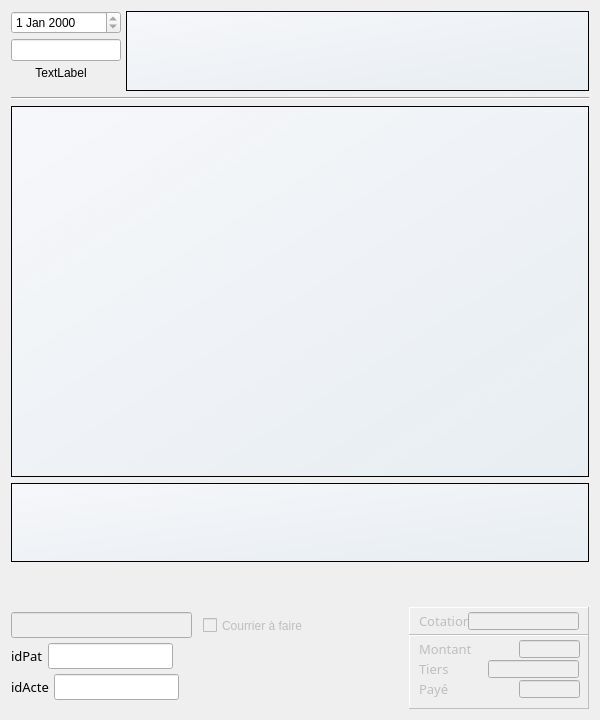
Before: the Qt Designer form dlg_actesprecedents.ui in ukinoki/Rufus, drawn with Qt 5.
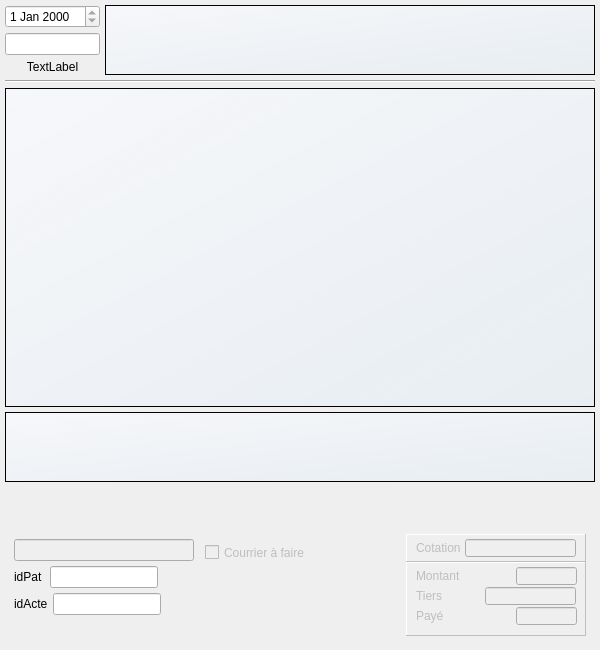
After: the same form once the commit is applied. Icons and pictures are not drawn. Custom widgets are drawn as their Qt base class.

Diff of the .ui file:
```diff
--- a/dlg_actesprecedents.ui
+++ b/dlg_actesprecedents.ui
@@ -7,7 +7,7 @@
     <x>0</x>
     <y>0</y>
     <width>600</width>
-    <height>720</height>
+    <height>650</height>
    </rect>
   </property>
   <property name="sizePolicy">
@@ -31,9 +31,24 @@
   <property name="windowTitle">
    <string>Dialog</string>
   </property>
-  <layout class="QVBoxLayout" name="verticalLayout_5" stretch="3,1,14,3,1,3">
+  <layout class="QVBoxLayout" name="verticalLayout_5" stretch="1,1,28,6,1,1">
+   <property name="spacing">
+    <number>5</number>
+   </property>
+   <property name="leftMargin">
+    <number>5</number>
+   </property>
+   <property name="topMargin">
+    <number>5</number>
+   </property>
+   <property name="rightMargin">
+    <number>5</number>
+   </property>
+   <property name="bottomMargin">
+    <number>5</number>
+   </property>
    <item>
-    <layout class="QHBoxLayout" name="horizontalLayout" stretch="2,8">
+    <layout class="QHBoxLayout" name="horizontalLayout" stretch="1,20">
      <property name="spacing">
       <number>5</number>
      </property>
@@ -435,7 +450,8 @@
     </layout>
    </item>
    <item>
-    <layout class="QHBoxLayout" name="horizontalLayout_6">
+    <widget class="QWidget" name="RenseignementsWidget" native="true">
+     <layout class="QHBoxLayout" name="ResumeLayout" stretch="1,1,20,1">
      <item>
       <layout class="QVBoxLayout" name="verticalLayout_3">
        <property name="spacing">
@@ -464,12 +480,6 @@
            <height>0</height>
           </size>
          </property>
-         <property name="font">
-          <font>
-           <family>Bangla Sangam MN</family>
-           <pointsize>10</pointsize>
-          </font>
-         </property>
          <property name="focusPolicy">
           <enum>Qt::NoFocus</enum>
          </property>
@@ -497,12 +507,6 @@
              <height>20</height>
             </size>
            </property>
-           <property name="font">
-            <font>
-             <family>Bangla Sangam MN</family>
-             <pointsize>10</pointsize>
-            </font>
-           </property>
            <property name="contextMenuPolicy">
             <enum>Qt::NoContextMenu</enum>
            </property>
@@ -513,12 +517,6 @@
          </item>
          <item>
           <widget class="QLineEdit" name="idPatientlineEdit">
-           <property name="font">
-            <font>
-             <family>Bangla Sangam MN</family>
-             <pointsize>10</pointsize>
-            </font>
-           </property>
            <property name="focusPolicy">
             <enum>Qt::NoFocus</enum>
            </property>
@@ -558,12 +556,6 @@
              <height>20</height>
             </size>
            </property>
-           <property name="font">
-            <font>
-             <family>Bangla Sangam MN</family>
-             <pointsize>10</pointsize>
-            </font>
-           </property>
            <property name="contextMenuPolicy">
             <enum>Qt::NoContextMenu</enum>
            </property>
@@ -574,12 +566,6 @@
          </item>
          <item>
           <widget class="QLineEdit" name="idActelineEdit">
-           <property name="font">
-            <font>
-             <family>Bangla Sangam MN</family>
-             <pointsize>10</pointsize>
-            </font>
-           </property>
            <property name="focusPolicy">
             <enum>Qt::NoFocus</enum>
            </property>
@@ -743,12 +729,6 @@
               <height>28</height>
              </size>
             </property>
-            <property name="font">
-             <font>
-              <family>Bangla Sangam MN</family>
-              <pointsize>10</pointsize>
-             </font>
-            </property>
             <property name="contextMenuPolicy">
              <enum>Qt::NoContextMenu</enum>
             </property>
@@ -767,12 +747,6 @@
                <height>18</height>
               </rect>
              </property>
-             <property name="font">
-              <font>
-               <family>Bangla Sangam MN</family>
-               <pointsize>10</pointsize>
-              </font>
-             </property>
              <property name="contextMenuPolicy">
               <enum>Qt::NoContextMenu</enum>
              </property>
@@ -789,12 +763,6 @@
                <height>18</height>
               </rect>
              </property>
-             <property name="font">
-              <font>
-               <family>Bangla Sangam MN</family>
-               <pointsize>10</pointsize>
-              </font>
-             </property>
              <property name="focusPolicy">
               <enum>Qt::NoFocus</enum>
              </property>
@@ -824,12 +792,6 @@
               <height>74</height>
              </size>
             </property>
-            <property name="font">
-             <font>
-              <family>Bangla Sangam MN</family>
-              <pointsize>10</pointsize>
-             </font>
-            </property>
             <property name="contextMenuPolicy">
              <enum>Qt::NoContextMenu</enum>
             </property>
@@ -848,12 +810,6 @@
                <height>18</height>
               </rect>
              </property>
-             <property name="font">
-              <font>
-               <family>Bangla Sangam MN</family>
-               <pointsize>10</pointsize>
-              </font>
-             </property>
              <property name="contextMenuPolicy">
               <enum>Qt::NoContextMenu</enum>
              </property>
@@ -870,12 +826,6 @@
                <height>18</height>
               </rect>
              </property>
-             <property name="font">
-              <font>
-               <family>Bangla Sangam MN</family>
-               <pointsize>10</pointsize>
-              </font>
-             </property>
              <property name="contextMenuPolicy">
               <enum>Qt::NoContextMenu</enum>
              </property>
@@ -892,14 +842,6 @@
                <height>18</height>
               </rect>
              </property>
-             <property name="font">
-              <font>
-               <family>Bangla Sangam MN</family>
-               <pointsize>10</pointsize>
-               <weight>75</weight>
-               <bold>true</bold>
-              </font>
-             </property>
              <property name="focusPolicy">
               <enum>Qt::NoFocus</enum>
              </property>
@@ -919,12 +861,6 @@
                <height>18</height>
               </rect>
              </property>
-             <property name="font">
-              <font>
-               <family>Bangla Sangam MN</family>
-               <pointsize>10</pointsize>
-              </font>
-             </property>
              <property name="focusPolicy">
               <enum>Qt::NoFocus</enum>
              </property>
@@ -944,14 +880,6 @@
                <height>18</height>
               </rect>
              </property>
-             <property name="font">
-              <font>
-               <family>Bangla Sangam MN</family>
-               <pointsize>10</pointsize>
-               <weight>75</weight>
-               <bold>true</bold>
-              </font>
-             </property>
              <property name="focusPolicy">
               <enum>Qt::NoFocus</enum>
              </property>
@@ -971,12 +899,6 @@
                <height>18</height>
               </rect>
              </property>
-             <property name="font">
-              <font>
-               <family>Bangla Sangam MN</family>
-               <pointsize>10</pointsize>
-              </font>
-             </property>
              <property name="contextMenuPolicy">
               <enum>Qt::NoContextMenu</enum>
              </property>
@@ -1005,6 +927,7 @@
       </widget>
      </item>
     </layout>
+    </widget>
    </item>
   </layout>
  </widget>
```
Lines whose indentation alone changed are shown as unchanged.
